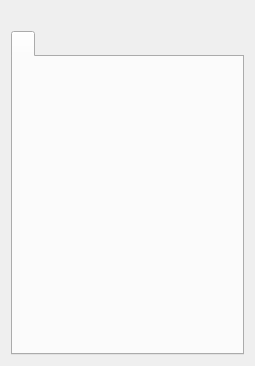
Qt form src/qt/ui/user_panels.ui (maidsafe-archive/MaidSafe-Encrypt) before a commit.
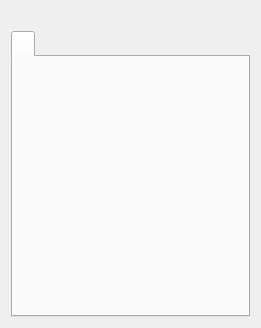
The same form after that commit. Icons and pictures are not drawn.

Diff of the .ui file:
```diff
--- a/src/qt/ui/user_panels.ui
+++ b/src/qt/ui/user_panels.ui
@@ -6,8 +6,8 @@
    <rect>
     <x>0</x>
     <y>0</y>
-    <width>255</width>
-    <height>366</height>
+    <width>261</width>
+    <height>328</height>
    </rect>
   </property>
   <property name="minimumSize">
@@ -50,6 +50,12 @@
      <property name="statusTip">
       <string/>
      </property>
+     <property name="layoutDirection">
+      <enum>Qt::LeftToRight</enum>
+     </property>
+     <property name="tabPosition">
+      <enum>QTabWidget::North</enum>
+     </property>
      <property name="currentIndex">
       <number>0</number>
      </property>
```
